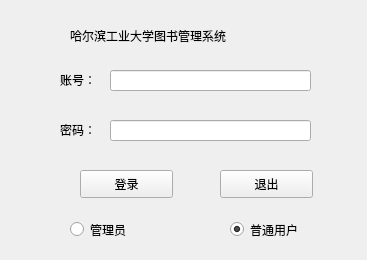
Old version of the form UI_window/login.ui in the repository magic-xiaoi/library.
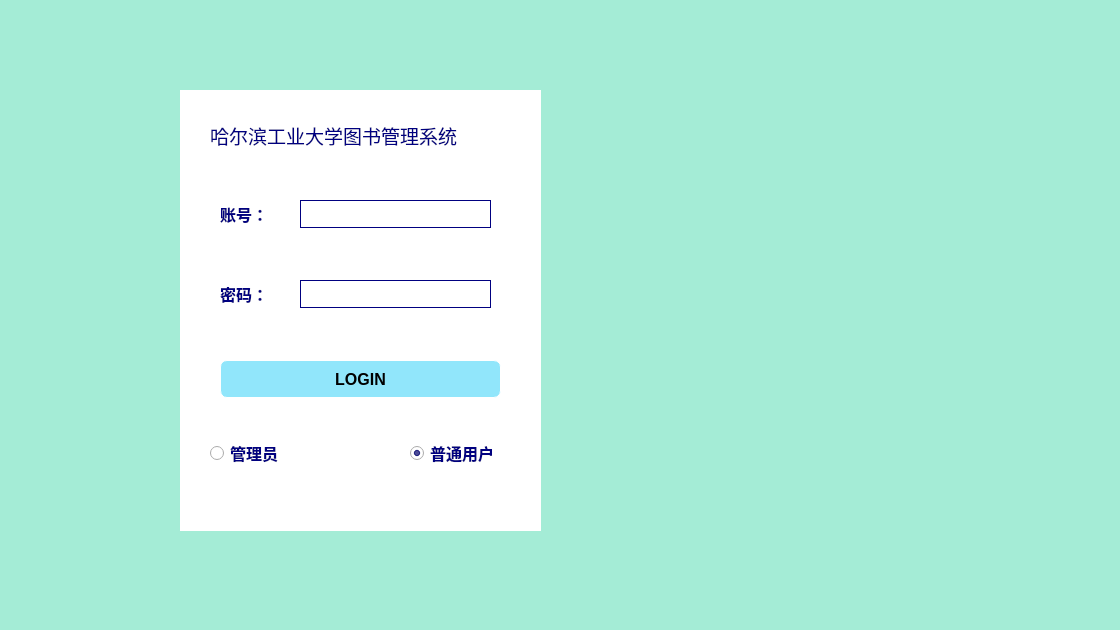
New version of the form. Icons and pictures are not drawn.

```diff
--- a/UI_window/login.ui
+++ b/UI_window/login.ui
@@ -6,22 +6,193 @@
    <rect>
     <x>0</x>
     <y>0</y>
-    <width>367</width>
-    <height>260</height>
+    <width>1120</width>
+    <height>630</height>
    </rect>
   </property>
+  <property name="palette">
+   <palette>
+    <active>
+     <colorrole role="Button">
+      <brush brushstyle="SolidPattern">
+       <color alpha="255">
+        <red>164</red>
+        <green>236</green>
+        <blue>214</blue>
+       </color>
+      </brush>
+     </colorrole>
+     <colorrole role="Base">
+      <brush brushstyle="SolidPattern">
+       <color alpha="255">
+        <red>164</red>
+        <green>236</green>
+        <blue>214</blue>
+       </color>
+      </brush>
+     </colorrole>
+     <colorrole role="Window">
+      <brush brushstyle="SolidPattern">
+       <color alpha="255">
+        <red>164</red>
+        <green>236</green>
+        <blue>214</blue>
+       </color>
+      </brush>
+     </colorrole>
+    </active>
+    <inactive>
+     <colorrole role="Button">
+      <brush brushstyle="SolidPattern">
+       <color alpha="255">
+        <red>164</red>
+        <green>236</green>
+        <blue>214</blue>
+       </color>
+      </brush>
+     </colorrole>
+     <colorrole role="Base">
+      <brush brushstyle="SolidPattern">
+       <color alpha="255">
+        <red>164</red>
+        <green>236</green>
+        <blue>214</blue>
+       </color>
+      </brush>
+     </colorrole>
+     <colorrole role="Window">
+      <brush brushstyle="SolidPattern">
+       <color alpha="255">
+        <red>164</red>
+        <green>236</green>
+        <blue>214</blue>
+       </color>
+      </brush>
+     </colorrole>
+    </inactive>
+    <disabled>
+     <colorrole role="Button">
+      <brush brushstyle="SolidPattern">
+       <color alpha="255">
+        <red>164</red>
+        <green>236</green>
+        <blue>214</blue>
+       </color>
+      </brush>
+     </colorrole>
+     <colorrole role="Base">
+      <brush brushstyle="SolidPattern">
+       <color alpha="255">
+        <red>164</red>
+        <green>236</green>
+        <blue>214</blue>
+       </color>
+      </brush>
+     </colorrole>
+     <colorrole role="Window">
+      <brush brushstyle="SolidPattern">
+       <color alpha="255">
+        <red>164</red>
+        <green>236</green>
+        <blue>214</blue>
+       </color>
+      </brush>
+     </colorrole>
+    </disabled>
+   </palette>
+  </property>
+  <property name="font">
+   <font>
+    <family>Agency FB</family>
+    <pointsize>10</pointsize>
+   </font>
+  </property>
   <property name="windowTitle">
    <string>Form</string>
   </property>
+  <property name="autoFillBackground">
+   <bool>false</bool>
+  </property>
+  <property name="styleSheet">
+   <string notr="true">background-image: url(../images/2.jpg);
+background-color: #a4ecd6;</string>
+  </property>
+  <widget class="QWidget" name="widget" native="true">
+   <property name="geometry">
+    <rect>
+     <x>180</x>
+     <y>90</y>
+     <width>361</width>
+     <height>441</height>
+    </rect>
+   </property>
+   <property name="styleSheet">
+    <string notr="true">background-color: #FFFFFF;</string>
+   </property>
+   <widget class="QLabel" name="label_2">
+    <property name="geometry">
+     <rect>
+      <x>40</x>
+      <y>190</y>
+      <width>56</width>
+      <height>27</height>
+     </rect>
+    </property>
+    <property name="styleSheet">
+     <string notr="true">QLabel {
+    color: #000080;
+    font: bold;
+    font-size: 12pt;
+}</string>
+    </property>
+    <property name="text">
+     <string>密码：</string>
+    </property>
+   </widget>
+   <widget class="QLabel" name="label_3">
+    <property name="geometry">
+     <rect>
+      <x>30</x>
+      <y>20</y>
+      <width>321</width>
+      <height>51</height>
+     </rect>
+    </property>
+    <property name="font">
+     <font>
+      <family>Arial</family>
+      <pointsize>14</pointsize>
+      <weight>50</weight>
+      <italic>false</italic>
+      <bold>false</bold>
+     </font>
+    </property>
+    <property name="styleSheet">
+     <string notr="true">QLabel {
+    color: #000080;
+    font: 14pt 'Arial';
+}</string>
+    </property>
+    <property name="text">
+     <string>哈尔滨工业大学图书管理系统</string>
+    </property>
+   </widget>
   <widget class="QRadioButton" name="radioButton">
    <property name="geometry">
     <rect>
-     <x>70</x>
-     <y>220</y>
-     <width>102</width>
-     <height>19</height>
-    </rect>
-   </property>
+      <x>30</x>
+      <y>350</y>
+      <width>139</width>
+      <height>26</height>
+     </rect>
+    </property>
+    <property name="styleSheet">
+     <string notr="true">QRadioButton {
+    color: #000080;
+    font: bold;
+    font-size: 12pt;
+}</string>
+    </property>
    <property name="text">
     <string>管理员</string>
    </property>
@@ -33,11 +204,18 @@
    <property name="geometry">
     <rect>
      <x>230</x>
-     <y>220</y>
-     <width>102</width>
-     <height>19</height>
-    </rect>
-   </property>
+      <y>350</y>
+      <width>139</width>
+      <height>26</height>
+     </rect>
+    </property>
+    <property name="styleSheet">
+     <string notr="true">QRadioButton {
+    color: #000080;
+    font: bold;
+    font-size: 12pt;
+}</string>
+    </property>
    <property name="text">
     <string>普通用户</string>
    </property>
@@ -45,92 +223,108 @@
     <bool>true</bool>
    </property>
   </widget>
-  <widget class="QLineEdit" name="lineEdit">
-   <property name="geometry">
-    <rect>
-     <x>110</x>
-     <y>70</y>
-     <width>201</width>
-     <height>21</height>
-    </rect>
-   </property>
-   <property name="text">
-    <string/>
-   </property>
-  </widget>
   <widget class="QLineEdit" name="lineEdit_2">
    <property name="geometry">
     <rect>
-     <x>110</x>
-     <y>120</y>
-     <width>201</width>
-     <height>21</height>
-    </rect>
+      <x>120</x>
+      <y>190</y>
+      <width>191</width>
+      <height>28</height>
+     </rect>
+    </property>
+    <property name="styleSheet">
+     <string notr="true">QLineEdit {
+    border: 1px solid #000080;
+    padding: 7px;
+    font-size: 12pt;
+}</string>
+    </property>
+   </widget>
+   <widget class="QPushButton" name="pushButton">
+    <property name="geometry">
+     <rect>
+      <x>40</x>
+      <y>270</y>
+      <width>281</width>
+      <height>38</height>
+     </rect>
+    </property>
+    <property name="font">
+     <font>
+      <pointsize>12</pointsize>
+      <weight>75</weight>
+      <italic>false</italic>
+      <bold>true</bold>
+     </font>
+    </property>
+    <property name="styleSheet">
+     <string notr="true">QPushButton {
+    background-color: #91e6fb;
+    border: 1px solid #ffffff;
+    border-radius: 7px;
+    font: bold;
+    font-size: 12pt;
+}
+QPushButton:hover {
+    background-color: #0eb0c9;
+}</string>
+    </property>
+    <property name="text">
+     <string>LOGIN</string>
    </property>
   </widget>
   <widget class="QLabel" name="label">
    <property name="geometry">
     <rect>
-     <x>60</x>
-     <y>70</y>
-     <width>41</width>
-     <height>20</height>
-    </rect>
-   </property>
+      <x>40</x>
+      <y>110</y>
+      <width>56</width>
+      <height>27</height>
+     </rect>
+    </property>
+    <property name="styleSheet">
+     <string notr="true">QLabel {
+    color: #000080;
+    font: bold;
+    font-size: 12pt;
+}</string>
+    </property>
    <property name="text">
     <string>账号：</string>
    </property>
   </widget>
-  <widget class="QLabel" name="label_2">
+   <widget class="QLineEdit" name="lineEdit">
    <property name="geometry">
     <rect>
-     <x>60</x>
-     <y>120</y>
-     <width>41</width>
-     <height>20</height>
-    </rect>
-   </property>
-   <property name="text">
-    <string>密码：</string>
-   </property>
-  </widget>
-  <widget class="QLabel" name="label_3">
-   <property name="geometry">
-    <rect>
-     <x>70</x>
-     <y>20</y>
-     <width>211</width>
-     <height>31</height>
-    </rect>
-   </property>
+      <x>120</x>
+      <y>110</y>
+      <width>191</width>
+      <height>28</height>
+     </rect>
+    </property>
+    <property name="styleSheet">
+     <string notr="true">QLineEdit {
+    border: 1px solid #000080;
+    padding: 7px;
+    font-size: 12pt;
+}</string>
+    </property>
    <property name="text">
-    <string>哈尔滨工业大学图书管理系统</string>
-   </property>
-  </widget>
-  <widget class="QPushButton" name="pushButton">
-   <property name="geometry">
-    <rect>
-     <x>80</x>
-     <y>170</y>
-     <width>93</width>
-     <height>28</height>
-    </rect>
-   </property>
-   <property name="text">
-    <string>登录</string>
-   </property>
+     <string/>
+    </property>
+   </widget>
   </widget>
-  <widget class="QPushButton" name="pushButton_2">
+  <widget class="QWidget" name="widget_2" native="true">
    <property name="geometry">
     <rect>
-     <x>220</x>
-     <y>170</y>
-     <width>93</width>
-     <height>28</height>
+     <x>600</x>
+     <y>90</y>
+     <width>361</width>
+     <height>441</height>
     </rect>
    </property>
-   <property name="text">
-    <string>退出</string>
+   <property name="styleSheet">
+    <string notr="true">background-image: url(../images/1.jpg);</string>
    </property>
   </widget>
  </widget>
```
Left out of the diff: 6 changed lines with no effect on the pictures. Lines whose indentation alone changed are shown as unchanged.
